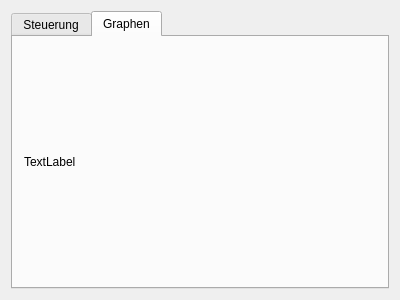
Old version of the form GUI+Arduino+Verbindung/widget.ui in the repository Gralfs/University-Project_as_Group.
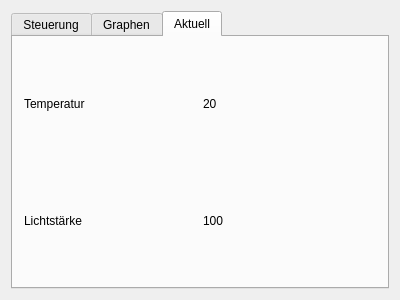
New version of the form. The open tabs and pages were chosen to show the change.

Commit message: all buttons are used now

```diff
--- a/GUI+Arduino+Verbindung/widget.ui
+++ b/GUI+Arduino+Verbindung/widget.ui
@@ -13,7 +13,7 @@
   <property name="windowTitle">
    <string>Widget</string>
   </property>
-  <layout class="QVBoxLayout" name="verticalLayout_5">
+  <layout class="QVBoxLayout" name="verticalLayout">
    <item>
     <widget class="QTabWidget" name="tabWidget">
      <property name="currentIndex">
@@ -198,13 +198,67 @@
       <attribute name="title">
        <string>Graphen</string>
       </attribute>
-      <layout class="QVBoxLayout" name="verticalLayout">
+      <layout class="QVBoxLayout" name="verticalLayout_2">
        <item>
-        <widget class="QLabel" name="label_3">
+        <widget class="QPushButton" name="pushButton">
          <property name="text">
-          <string>TextLabel</string>
+          <string>Temperatur</string>
          </property>
         </widget>
+       </item>
+       <item>
+        <widget class="QPushButton" name="pushButton_6">
+         <property name="text">
+          <string>Lichtstärke</string>
+         </property>
+        </widget>
+       </item>
+      </layout>
+     </widget>
+     <widget class="QWidget" name="tab_4">
+      <attribute name="title">
+       <string>Aktuell</string>
+      </attribute>
+      <layout class="QVBoxLayout" name="verticalLayout_7">
+       <item>
+        <layout class="QVBoxLayout" name="verticalLayout_5">
+         <item>
+          <layout class="QHBoxLayout" name="horizontalLayout_4">
+           <item>
+            <widget class="QLabel" name="label_4">
+             <property name="text">
+              <string>Temperatur</string>
+             </property>
+            </widget>
+           </item>
+           <item>
+            <widget class="QLabel" name="label_6">
+             <property name="text">
+              <string>20</string>
+             </property>
+            </widget>
+           </item>
+          </layout>
+         </item>
+         <item>
+          <layout class="QHBoxLayout" name="horizontalLayout_5">
+           <item>
+            <widget class="QLabel" name="label_5">
+             <property name="text">
+              <string>Lichtstärke</string>
+             </property>
+            </widget>
+           </item>
+           <item>
+            <widget class="QLabel" name="label_3">
+             <property name="text">
+              <string>100</string>
+             </property>
+            </widget>
+           </item>
+          </layout>
+         </item>
+        </layout>
        </item>
       </layout>
      </widget>
```
The commit also changes 5 other files.
